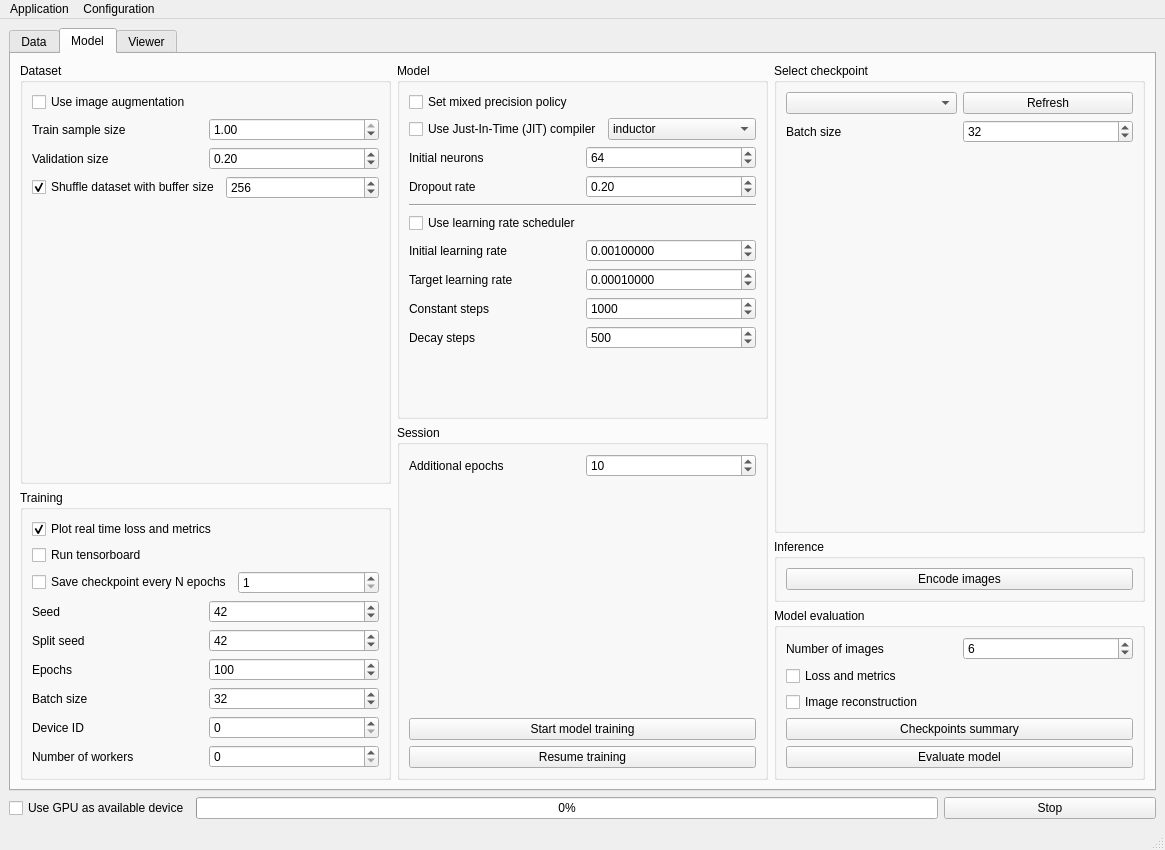
Before: the Qt Designer form FEXT/app/assets/window_layout.ui in CTCycle/FEXT-Autoencoder, drawn with Qt 5.
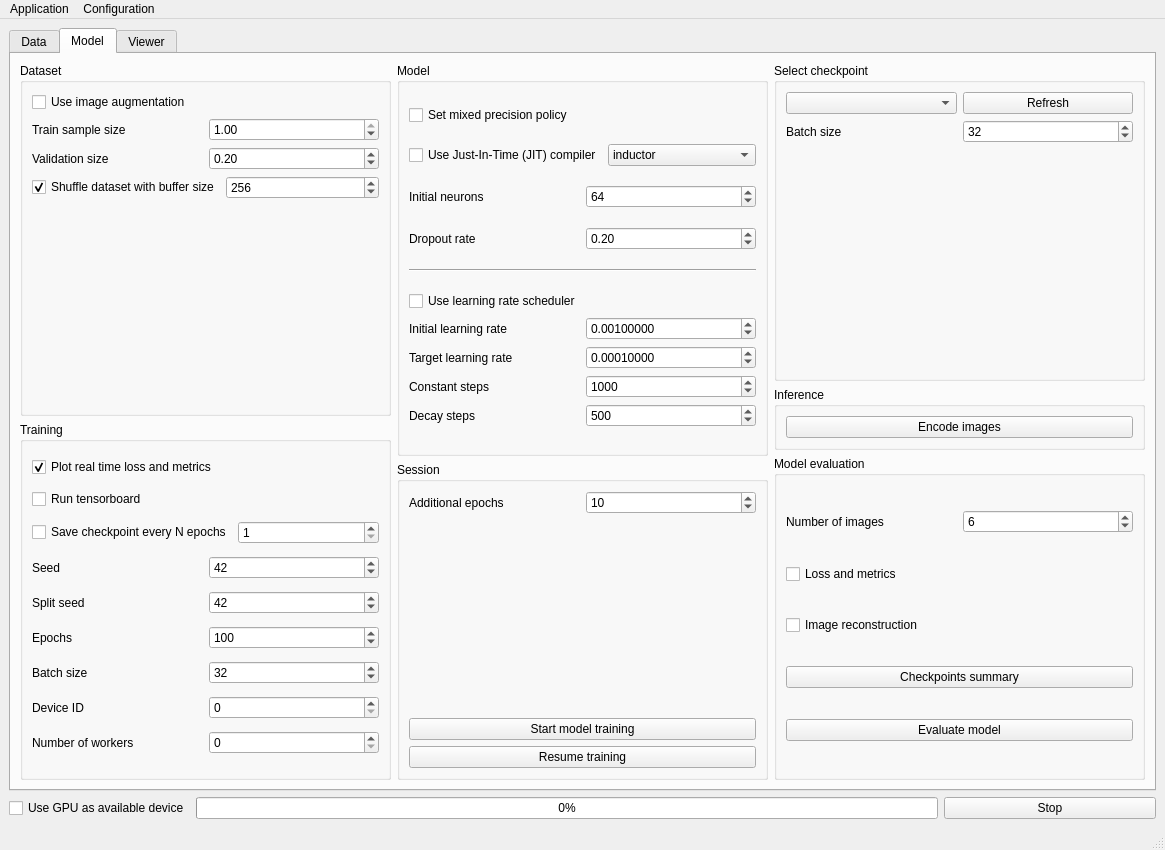
After: the same form once the commit is applied. The open tabs and pages were chosen to show the change.

Commit message: added exception handling if resuming training while no checkpoint is selected

Diff of the .ui file:
```diff
--- a/FEXT/app/assets/window_layout.ui
+++ b/FEXT/app/assets/window_layout.ui
@@ -145,10 +145,8 @@
        <attribute name="title">
         <string>Model</string>
        </attribute>
-       <layout class="QHBoxLayout" name="horizontalLayout_29">
-        <item>
-         <layout class="QVBoxLayout" name="verticalLayout_11">
-          <item>
+       <layout class="QGridLayout" name="gridLayout">
+        <item row="0" column="0" rowspan="2">
            <widget class="QGroupBox" name="groupBox_3">
             <property name="title">
              <string>Dataset</string>
@@ -252,173 +250,7 @@
             </layout>
            </widget>
           </item>
-          <item>
-           <widget class="QGroupBox" name="groupBox_4">
-            <property name="title">
-             <string>Training</string>
-            </property>
-            <layout class="QVBoxLayout" name="verticalLayout_5">
-             <item>
-              <widget class="QCheckBox" name="realTimeHistory">
-               <property name="text">
-                <string>Plot real time loss and metrics</string>
-               </property>
-               <property name="checked">
-                <bool>true</bool>
-               </property>
-              </widget>
-             </item>
-             <item>
-              <widget class="QCheckBox" name="runTensorboard">
-               <property name="text">
-                <string>Run tensorboard</string>
-               </property>
-              </widget>
-             </item>
-             <item>
-              <layout class="QHBoxLayout" name="horizontalLayout_12">
-               <item>
-                <widget class="QCheckBox" name="saveCheckpoints">
-                 <property name="text">
-                  <string>Save checkpoint every N epochs</string>
-                 </property>
-                </widget>
-               </item>
-               <item>
-                <widget class="QSpinBox" name="saveCPFrequency">
-                 <property name="minimum">
-                  <number>1</number>
-                 </property>
-                 <property name="maximum">
-                  <number>999</number>
-                 </property>
-                </widget>
-               </item>
-              </layout>
-             </item>
-             <item>
-              <layout class="QHBoxLayout" name="horizontalLayout_22">
-               <item>
-                <widget class="QLabel" name="label_18">
-                 <property name="text">
-                  <string>Seed</string>
-                 </property>
-                </widget>
-               </item>
-               <item>
-                <widget class="QSpinBox" name="trainSeed">
-                 <property name="maximum">
-                  <number>1000000000</number>
-                 </property>
-                 <property name="value">
-                  <number>42</number>
-                 </property>
-                </widget>
-               </item>
-              </layout>
-             </item>
-             <item>
-              <layout class="QHBoxLayout" name="horizontalLayout_4">
-               <item>
-                <widget class="QLabel" name="label_4">
-                 <property name="text">
-                  <string>Split seed</string>
-                 </property>
-                </widget>
-               </item>
-               <item>
-                <widget class="QSpinBox" name="splitSeed">
-                 <property name="maximum">
-                  <number>1000000000</number>
-                 </property>
-                 <property name="value">
-                  <number>42</number>
-                 </property>
-                </widget>
-               </item>
-              </layout>
-             </item>
-             <item>
-              <layout class="QHBoxLayout" name="horizontalLayout_9">
-               <item>
-                <widget class="QLabel" name="label_6">
-                 <property name="text">
-                  <string>Epochs</string>
-                 </property>
-                </widget>
-               </item>
-               <item>
-                <widget class="QSpinBox" name="numEpochs">
-                 <property name="maximum">
-                  <number>1000000</number>
-                 </property>
-                 <property name="value">
-                  <number>100</number>
-                 </property>
-                </widget>
-               </item>
-              </layout>
-             </item>
-             <item>
-              <layout class="QHBoxLayout" name="horizontalLayout_11">
-               <item>
-                <widget class="QLabel" name="label_8">
-                 <property name="text">
-                  <string>Batch size</string>
-                 </property>
-                </widget>
-               </item>
-               <item>
-                <widget class="QSpinBox" name="batchSize">
-                 <property name="maximum">
-                  <number>100000</number>
-                 </property>
-                 <property name="singleStep">
-                  <number>4</number>
-                 </property>
-                 <property name="value">
-                  <number>32</number>
-                 </property>
-                </widget>
-               </item>
-              </layout>
-             </item>
-             <item>
-              <layout class="QHBoxLayout" name="horizontalLayout_23">
-               <item>
-                <widget class="QLabel" name="label_5">
-                 <property name="text">
-                  <string>Device ID</string>
-                 </property>
-                </widget>
-               </item>
-               <item>
-                <widget class="QSpinBox" name="deviceID"/>
-               </item>
-              </layout>
-             </item>
-             <item>
-              <layout class="QHBoxLayout" name="horizontalLayout_13">
-               <item>
-                <widget class="QLabel" name="label_10">
-                 <property name="text">
-                  <string>Number of workers</string>
-                 </property>
-                </widget>
-               </item>
-               <item>
-                <widget class="QSpinBox" name="numWorkers"/>
-               </item>
-              </layout>
-             </item>
-            </layout>
-           </widget>
-          </item>
-         </layout>
-        </item>
-        <item>
-         <layout class="QVBoxLayout" name="verticalLayout_14">
-          <item>
+        <item row="0" column="1" rowspan="4">
            <widget class="QGroupBox" name="groupBox_5">
             <property name="title">
              <string>Model</string>
@@ -653,96 +485,10 @@
                </item>
               </layout>
              </item>
-             <item>
-              <spacer name="verticalSpacer_4">
-               <property name="orientation">
-                <enum>Qt::Orientation::Vertical</enum>
-               </property>
-               <property name="sizeHint" stdset="0">
-                <size>
-                 <width>20</width>
-                 <height>40</height>
-                </size>
-               </property>
-              </spacer>
-             </item>
             </layout>
            </widget>
           </item>
-          <item>
-           <widget class="QGroupBox" name="groupBox_8">
-            <property name="title">
-             <string>Session</string>
-            </property>
-            <layout class="QVBoxLayout" name="verticalLayout_9">
-             <item>
-              <layout class="QHBoxLayout" name="horizontalLayout_10">
-               <item>
-                <widget class="QLabel" name="label_7">
-                 <property name="text">
-                  <string>Additional epochs</string>
-                 </property>
-                </widget>
-               </item>
-               <item>
-                <widget class="QSpinBox" name="numAdditionalEpochs">
-                 <property name="toolTip">
-                  <string>&lt;html&gt;&lt;head/&gt;&lt;body&gt;&lt;p&gt;Additional number of epochs for the resumed training session&lt;/p&gt;&lt;p&gt;&lt;br/&gt;&lt;/p&gt;&lt;/body&gt;&lt;/html&gt;</string>
-                 </property>
-                 <property name="minimum">
-                  <number>1</number>
-                 </property>
-                 <property name="maximum">
-                  <number>1000000</number>
-                 </property>
-                 <property name="value">
-                  <number>10</number>
-                 </property>
-                </widget>
-               </item>
-              </layout>
-             </item>
-             <item>
-              <spacer name="verticalSpacer_7">
-               <property name="orientation">
-                <enum>Qt::Orientation::Vertical</enum>
-               </property>
-               <property name="sizeHint" stdset="0">
-                <size>
-                 <width>20</width>
-                 <height>40</height>
-                </size>
-               </property>
-              </spacer>
-             </item>
-             <item>
-              <widget class="QPushButton" name="startTraining">
-               <property name="toolTip">
-                <string>&lt;html&gt;&lt;head/&gt;&lt;body&gt;&lt;p&gt;Start new training session with given configurations&lt;/p&gt;&lt;p&gt;&lt;br/&gt;&lt;/p&gt;&lt;/body&gt;&lt;/html&gt;</string>
-               </property>
-               <property name="text">
-                <string>Start model training</string>
-               </property>
-              </widget>
-             </item>
-             <item>
-              <widget class="QPushButton" name="resumeTraining">
-               <property name="toolTip">
-                <string>&lt;html&gt;&lt;head/&gt;&lt;body&gt;&lt;p&gt;Resume training for a selected checkpoint, using previous training configurations and additional number of epochs&lt;/p&gt;&lt;/body&gt;&lt;/html&gt;</string>
-               </property>
-               <property name="text">
-                <string>Resume training</string>
-               </property>
-              </widget>
-             </item>
-            </layout>
-           </widget>
-          </item>
-         </layout>
-        </item>
-        <item>
-         <layout class="QVBoxLayout" name="verticalLayout_13">
-          <item>
+        <item row="0" column="2">
            <widget class="QGroupBox" name="groupBox_10">
             <property name="title">
              <string>Select checkpoint</string>
@@ -802,7 +548,7 @@
             </layout>
            </widget>
           </item>
-          <item>
+        <item row="1" column="2" rowspan="2">
            <widget class="QGroupBox" name="groupBox_7">
             <property name="title">
              <string>Inference</string>
@@ -818,7 +564,169 @@
             </layout>
            </widget>
           </item>
+        <item row="2" column="0" rowspan="3">
+         <widget class="QGroupBox" name="groupBox_4">
+          <property name="title">
+           <string>Training</string>
+          </property>
+          <layout class="QVBoxLayout" name="verticalLayout_5">
           <item>
+            <widget class="QCheckBox" name="realTimeHistory">
+             <property name="text">
+              <string>Plot real time loss and metrics</string>
+             </property>
+             <property name="checked">
+              <bool>true</bool>
+             </property>
+            </widget>
+           </item>
+           <item>
+            <widget class="QCheckBox" name="runTensorboard">
+             <property name="text">
+              <string>Run tensorboard</string>
+             </property>
+            </widget>
+           </item>
+           <item>
+            <layout class="QHBoxLayout" name="horizontalLayout_12">
+             <item>
+              <widget class="QCheckBox" name="saveCheckpoints">
+               <property name="text">
+                <string>Save checkpoint every N epochs</string>
+               </property>
+              </widget>
+             </item>
+             <item>
+              <widget class="QSpinBox" name="saveCPFrequency">
+               <property name="minimum">
+                <number>1</number>
+               </property>
+               <property name="maximum">
+                <number>999</number>
+               </property>
+              </widget>
+             </item>
+            </layout>
+           </item>
+           <item>
+            <layout class="QHBoxLayout" name="horizontalLayout_22">
+             <item>
+              <widget class="QLabel" name="label_18">
+               <property name="text">
+                <string>Seed</string>
+               </property>
+              </widget>
+             </item>
+             <item>
+              <widget class="QSpinBox" name="trainSeed">
+               <property name="maximum">
+                <number>1000000000</number>
+               </property>
+               <property name="value">
+                <number>42</number>
+               </property>
+              </widget>
+             </item>
+            </layout>
+           </item>
+           <item>
+            <layout class="QHBoxLayout" name="horizontalLayout_4">
+             <item>
+              <widget class="QLabel" name="label_4">
+               <property name="text">
+                <string>Split seed</string>
+               </property>
+              </widget>
+             </item>
+             <item>
+              <widget class="QSpinBox" name="splitSeed">
+               <property name="maximum">
+                <number>1000000000</number>
+               </property>
+               <property name="value">
+                <number>42</number>
+               </property>
+              </widget>
+             </item>
+            </layout>
+           </item>
+           <item>
+            <layout class="QHBoxLayout" name="horizontalLayout_9">
+             <item>
+              <widget class="QLabel" name="label_6">
+               <property name="text">
+                <string>Epochs</string>
+               </property>
+              </widget>
+             </item>
+             <item>
+              <widget class="QSpinBox" name="numEpochs">
+               <property name="maximum">
+                <number>1000000</number>
+               </property>
+               <property name="value">
+                <number>100</number>
+               </property>
+              </widget>
+             </item>
+            </layout>
+           </item>
+           <item>
+            <layout class="QHBoxLayout" name="horizontalLayout_11">
+             <item>
+              <widget class="QLabel" name="label_8">
+               <property name="text">
+                <string>Batch size</string>
+               </property>
+              </widget>
+             </item>
+             <item>
+              <widget class="QSpinBox" name="batchSize">
+               <property name="maximum">
+                <number>100000</number>
+               </property>
+               <property name="singleStep">
+                <number>4</number>
+               </property>
+               <property name="value">
+                <number>32</number>
+               </property>
+              </widget>
+             </item>
+            </layout>
+           </item>
+           <item>
+            <layout class="QHBoxLayout" name="horizontalLayout_23">
+             <item>
+              <widget class="QLabel" name="label_5">
+               <property name="text">
+                <string>Device ID</string>
+               </property>
+              </widget>
+             </item>
+             <item>
+              <widget class="QSpinBox" name="deviceID"/>
+             </item>
+            </layout>
+           </item>
+           <item>
+            <layout class="QHBoxLayout" name="horizontalLayout_13">
+             <item>
+              <widget class="QLabel" name="label_10">
+               <property name="text">
+                <string>Number of workers</string>
+               </property>
+              </widget>
+             </item>
+             <item>
+              <widget class="QSpinBox" name="numWorkers"/>
+             </item>
+            </layout>
+           </item>
+          </layout>
+         </widget>
+        </item>
+        <item row="3" column="2" rowspan="2">
            <widget class="QGroupBox" name="groupBox_11">
             <property name="title">
              <string>Model evaluation</string>
@@ -882,7 +790,74 @@
             </layout>
            </widget>
           </item>
-         </layout>
+        <item row="4" column="1">
+         <widget class="QGroupBox" name="groupBox_8">
+          <property name="title">
+           <string>Session</string>
+          </property>
+          <layout class="QVBoxLayout" name="verticalLayout_9">
+           <item>
+            <layout class="QHBoxLayout" name="horizontalLayout_10">
+             <item>
+              <widget class="QLabel" name="label_7">
+               <property name="text">
+                <string>Additional epochs</string>
+               </property>
+              </widget>
+             </item>
+             <item>
+              <widget class="QSpinBox" name="numAdditionalEpochs">
+               <property name="toolTip">
+                <string>&lt;html&gt;&lt;head/&gt;&lt;body&gt;&lt;p&gt;Additional number of epochs for the resumed training session&lt;/p&gt;&lt;p&gt;&lt;br/&gt;&lt;/p&gt;&lt;/body&gt;&lt;/html&gt;</string>
+               </property>
+               <property name="minimum">
+                <number>1</number>
+               </property>
+               <property name="maximum">
+                <number>1000000</number>
+               </property>
+               <property name="value">
+                <number>10</number>
+               </property>
+              </widget>
+             </item>
+            </layout>
+           </item>
+           <item>
+            <spacer name="verticalSpacer_7">
+             <property name="orientation">
+              <enum>Qt::Orientation::Vertical</enum>
+             </property>
+             <property name="sizeHint" stdset="0">
+              <size>
+               <width>20</width>
+               <height>40</height>
+              </size>
+             </property>
+            </spacer>
+           </item>
+           <item>
+            <widget class="QPushButton" name="startTraining">
+             <property name="toolTip">
+              <string>&lt;html&gt;&lt;head/&gt;&lt;body&gt;&lt;p&gt;Start new training session with given configurations&lt;/p&gt;&lt;p&gt;&lt;br/&gt;&lt;/p&gt;&lt;/body&gt;&lt;/html&gt;</string>
+             </property>
+             <property name="text">
+              <string>Start model training</string>
+             </property>
+            </widget>
+           </item>
+           <item>
+            <widget class="QPushButton" name="resumeTraining">
+             <property name="toolTip">
+              <string>&lt;html&gt;&lt;head/&gt;&lt;body&gt;&lt;p&gt;Resume training for a selected checkpoint, using previous training configurations and additional number of epochs&lt;/p&gt;&lt;/body&gt;&lt;/html&gt;</string>
+             </property>
+             <property name="text">
+              <string>Resume training</string>
+             </property>
+            </widget>
+           </item>
+          </layout>
+         </widget>
         </item>
        </layout>
       </widget>
```
Lines whose indentation alone changed are shown as unchanged. The commit also changes 1 other file.
